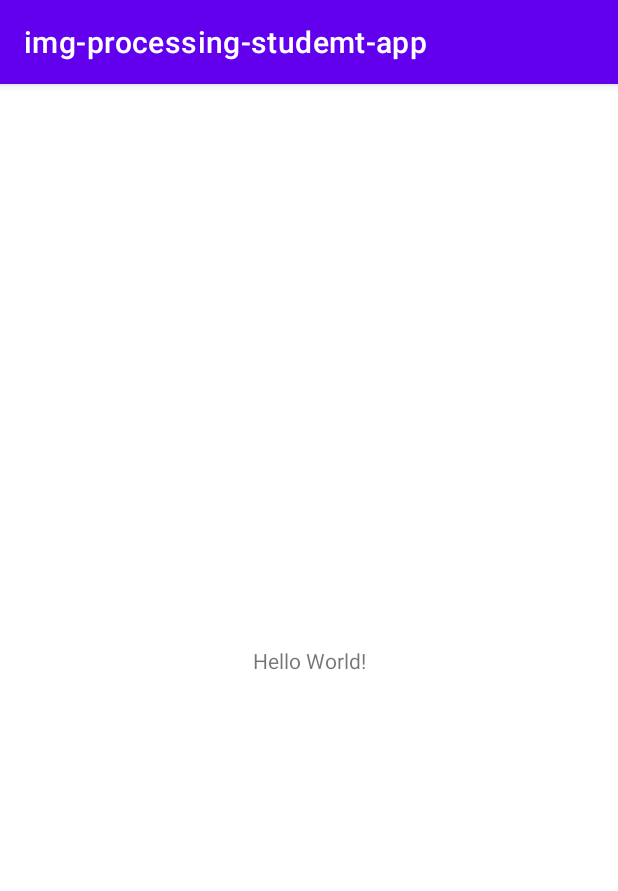
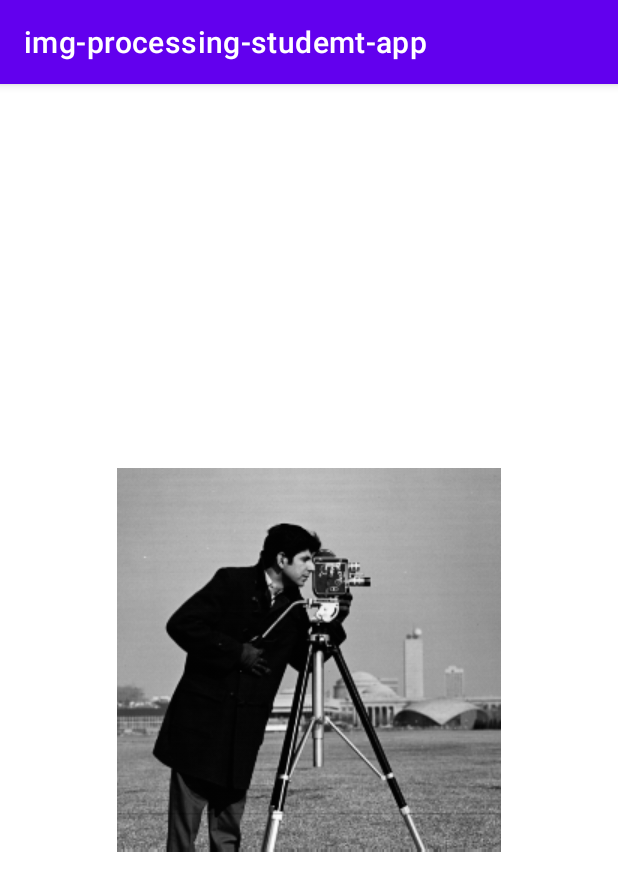
Before and after one commit to manuelkoso/img-processing-student-app, an Android app: the screen it shows after launch (MainActivity), on a phone screen of 412 x 824 dp. Shown: the top 891 px of the screen. Run offline under Robolectric (Android 15) with nearby library versions, the phone set to English and light mode, and no system bars.

Commit message:
Added cameraman image in the activity_main.xml in order to do some tests with opencv

```diff
--- a/app/src/main/res/layout/activity_main.xml
+++ b/app/src/main/res/layout/activity_main.xml
@@ -6,13 +6,15 @@
     android:layout_height="match_parent"
     tools:context=".MainActivity">
 
-    <TextView
+    <ImageView
+        android:id="@+id/imageView"
         android:layout_width="wrap_content"
         android:layout_height="wrap_content"
-        android:text="Hello World!"
         app:layout_constraintBottom_toBottomOf="parent"
         app:layout_constraintEnd_toEndOf="parent"
         app:layout_constraintStart_toStartOf="parent"
-        app:layout_constraintTop_toTopOf="parent" />
+        app:layout_constraintTop_toTopOf="parent"
+        app:srcCompat="@drawable/cameraman"
+        />
 
 </androidx.constraintlayout.widget.ConstraintLayout>
```
